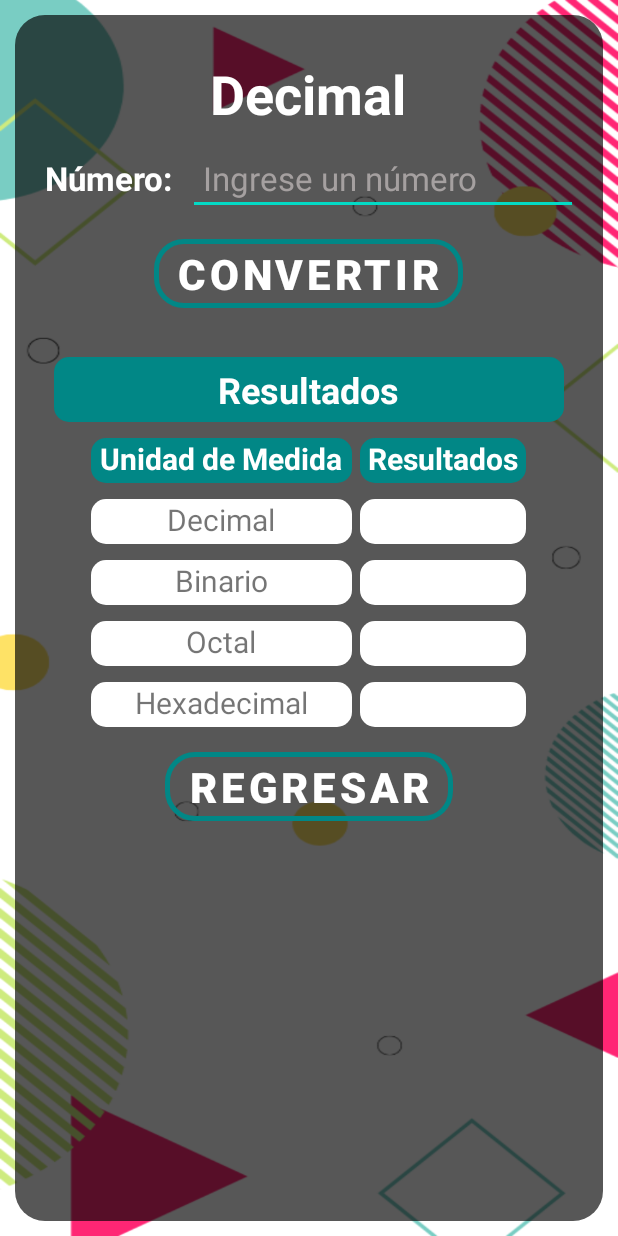
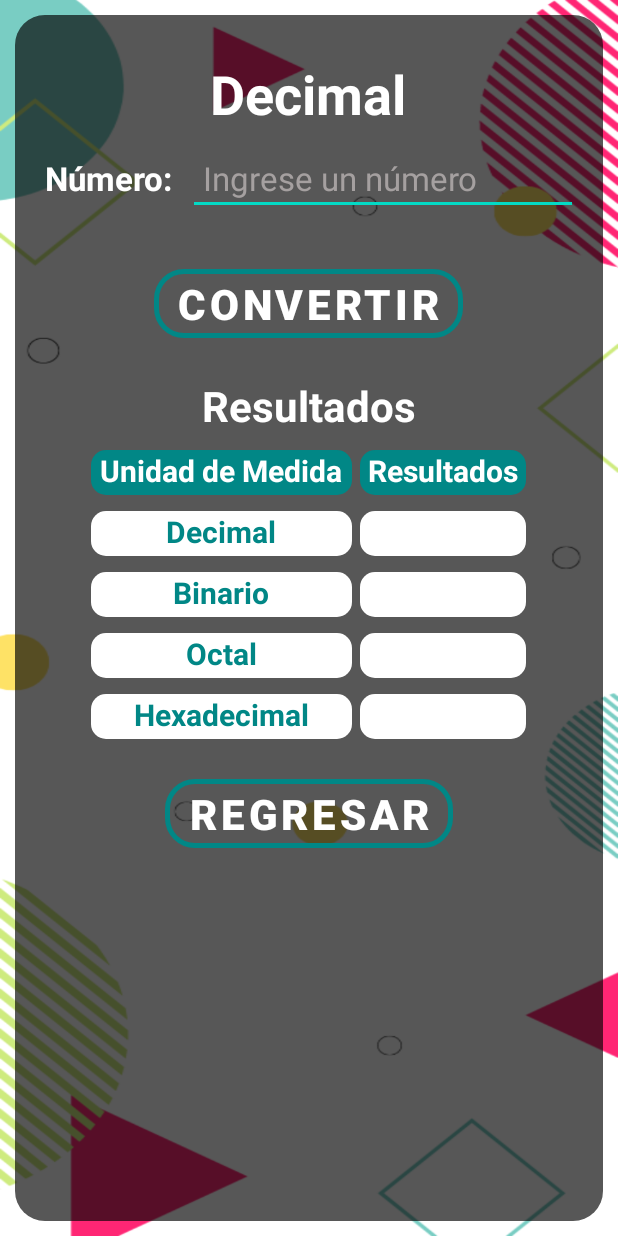
Before and after one commit to agustin-ollin/App_Conversion, an Android app: the screen it shows after launch (MainActivity), after a tap on "DECIMAL", on a phone screen of 412 x 824 dp. Run offline under Robolectric (Android 15) with nearby library versions, the phone set to English and light mode, and no system bars; Roboto replaces fonts that are not available here.

Commit message:
Modificación de interfaz, nueva APK y cambio de tiempo de animaciones

```diff
--- a/app/src/main/res/anim/left_in.xml
+++ b/app/src/main/res/anim/left_in.xml
@@ -1,6 +1,6 @@
 <?xml version="1.0" encoding="utf-8"?>
 <translate xmlns:android="http://schemas.android.com/apk/res/android"
-    android:duration="3000"
+    android:duration="800"
     android:fromXDelta="100%p"
     android:toXDelta="0"
     android:interpolator="@android:anim/linear_interpolator"
--- a/app/src/main/res/anim/left_out.xml
+++ b/app/src/main/res/anim/left_out.xml
@@ -1,6 +1,6 @@
 <?xml version="1.0" encoding="utf-8"?>
 <translate xmlns:android="http://schemas.android.com/apk/res/android"
-    android:duration="3000"
+    android:duration="800"
     android:fromXDelta="0"
     android:toXDelta="100%p"
     android:interpolator="@android:anim/linear_interpolator"
--- a/app/src/main/res/layout/activity_main.xml
+++ b/app/src/main/res/layout/activity_main.xml
@@ -11,10 +11,16 @@
         android:layout_width="match_parent"
         android:layout_height="match_parent"
         android:layout_margin="10dp"
+        android:layout_marginStart="10dp"
+        android:layout_marginTop="10dp"
+        android:layout_marginEnd="10dp"
+        android:layout_marginBottom="10dp"
         android:background="@drawable/table_background"
         android:orientation="vertical"
-        tools:layout_editor_absoluteX="20dp"
-        tools:layout_editor_absoluteY="20dp">
+        app:layout_constraintBottom_toBottomOf="parent"
+        app:layout_constraintEnd_toEndOf="parent"
+        app:layout_constraintStart_toStartOf="parent"
+        app:layout_constraintTop_toTopOf="parent">
 
         <TextView
             android:id="@+id/textTitulo"
@@ -71,6 +77,7 @@
             android:layout_width="wrap_content"
             android:layout_height="wrap_content"
             android:layout_gravity="center"
+            android:layout_margin="20dp"
             android:text="@string/btnConvertir"
             android:textColor="@color/white"
             android:textSize="28sp"
@@ -79,40 +86,26 @@
             app:strokeColor="@color/teal_700"
             app:strokeWidth="3dp" />
 
+        <TextView
+            android:id="@+id/tituloTabla"
+            android:layout_width="match_parent"
+            android:layout_height="wrap_content"
+            android:layout_marginStart="20dp"
+            android:layout_marginEnd="20dp"
+            android:backgroundTint="@color/teal_700"
+            android:paddingStart="5dp"
+            android:paddingEnd="5dp"
+            android:text="@string/tituloTabla"
+            android:textAlignment="center"
+            android:textColor="@color/white"
+            android:textSize="28sp"
+            android:textStyle="bold" />
+
         <TableLayout
             android:id="@+id/tablaDeResultados"
             android:layout_width="match_parent"
             android:layout_height="wrap_content"
-            android:layout_marginStart="15dp"
-            android:layout_marginTop="16dp"
-            android:layout_marginEnd="15dp"
             android:padding="5dp">
-
-            <TableRow
-                android:layout_width="match_parent"
-                android:layout_height="match_parent"
-                android:layout_marginStart="5dp"
-                android:layout_marginTop="5dp"
-                android:layout_marginEnd="5dp"
-                android:layout_marginBottom="5dp"
-                android:background="@drawable/content_background"
-                android:backgroundTint="@color/teal_700"
-                android:gravity="center">
-
-                <TextView
-                    android:id="@+id/tituloTabla"
-                    android:layout_width="163dp"
-                    android:layout_height="wrap_content"
-                    android:layout_margin="5dp"
-                    android:paddingStart="5dp"
-                    android:paddingEnd="5dp"
-                    android:text="@string/tituloTabla"
-                    android:textAlignment="center"
-                    android:textColor="@color/white"
-                    android:textSize="24sp"
-                    android:textStyle="bold" />
-
-            </TableRow>
 
             <TableRow
                 android:layout_width="match_parent"
@@ -122,7 +115,7 @@
 
                 <TextView
                     android:id="@+id/etqColum1"
-                    android:layout_width="wrap_content"
+                    android:layout_width="174dp"
                     android:layout_height="wrap_content"
                     android:background="@drawable/content_background"
                     android:backgroundTint="@color/teal_700"
@@ -136,7 +129,7 @@
 
                 <TextView
                     android:id="@+id/etqColumn2"
-                    android:layout_width="match_parent"
+                    android:layout_width="wrap_content"
                     android:layout_height="wrap_content"
                     android:layout_marginStart="5dp"
                     android:background="@drawable/content_background"
@@ -167,7 +160,9 @@
                     android:paddingEnd="5dp"
                     android:text="@string/strDecimal"
                     android:textAlignment="center"
-                    android:textSize="20sp" />
+                    android:textColor="@color/teal_700"
+                    android:textSize="20sp"
+                    android:textStyle="bold" />
 
                 <TextView
                     android:id="@+id/resDecimal"
@@ -177,7 +172,9 @@
                     android:background="@drawable/content_background"
                     android:text="@string/colVacia"
                     android:textAlignment="center"
-                    android:textSize="20sp" />
+                    android:textColor="@color/teal_700"
+                    android:textSize="20sp"
+                    android:textStyle="bold" />
             </TableRow>
 
             <TableRow
@@ -195,7 +192,9 @@
                     android:paddingEnd="5dp"
                     android:text="@string/strBinario"
                     android:textAlignment="center"
-                    android:textSize="20sp" />
+                    android:textColor="@color/teal_700"
+                    android:textSize="20sp"
+                    android:textStyle="bold" />
 
                 <TextView
                     android:id="@+id/resBinario"
@@ -205,7 +204,9 @@
                     android:background="@drawable/content_background"
                     android:text="@string/colVacia"
                     android:textAlignment="center"
-                    android:textSize="20sp" />
+                    android:textColor="@color/teal_700"
+                    android:textSize="20sp"
+                    android:textStyle="bold" />
             </TableRow>
 
             <TableRow
@@ -223,7 +224,9 @@
                     android:paddingEnd="5dp"
                     android:text="@string/strOctal"
                     android:textAlignment="center"
-                    android:textSize="20sp" />
+                    android:textColor="@color/teal_700"
+                    android:textSize="20sp"
+                    android:textStyle="bold" />
 
                 <TextView
                     android:id="@+id/resOctal"
@@ -233,7 +236,9 @@
                     android:background="@drawable/content_background"
                     android:text="@string/colVacia"
                     android:textAlignment="center"
-                    android:textSize="20sp" />
+                    android:textColor="@color/teal_700"
+                    android:textSize="20sp"
+                    android:textStyle="bold" />
             </TableRow>
 
             <TableRow
@@ -251,7 +256,9 @@
                     android:paddingEnd="5dp"
                     android:text="@string/strHexadecimal"
                     android:textAlignment="center"
-                    android:textSize="20sp" />
+                    android:textColor="@color/teal_700"
+                    android:textSize="20sp"
+                    android:textStyle="bold" />
 
                 <TextView
                     android:id="@+id/resHexadecimal"
@@ -261,7 +268,9 @@
                     android:background="@drawable/content_background"
                     android:text="@string/colVacia"
                     android:textAlignment="center"
-                    android:textSize="20sp" />
+                    android:textColor="@color/teal_700"
+                    android:textSize="20sp"
+                    android:textStyle="bold" />
             </TableRow>
         </TableLayout>
 
@@ -271,6 +280,7 @@
             android:layout_width="wrap_content"
             android:layout_height="wrap_content"
             android:layout_gravity="center"
+            android:layout_margin="10dp"
             android:text="@string/btmRegresar"
             android:textColor="@color/white"
             android:textSize="28sp"
```
